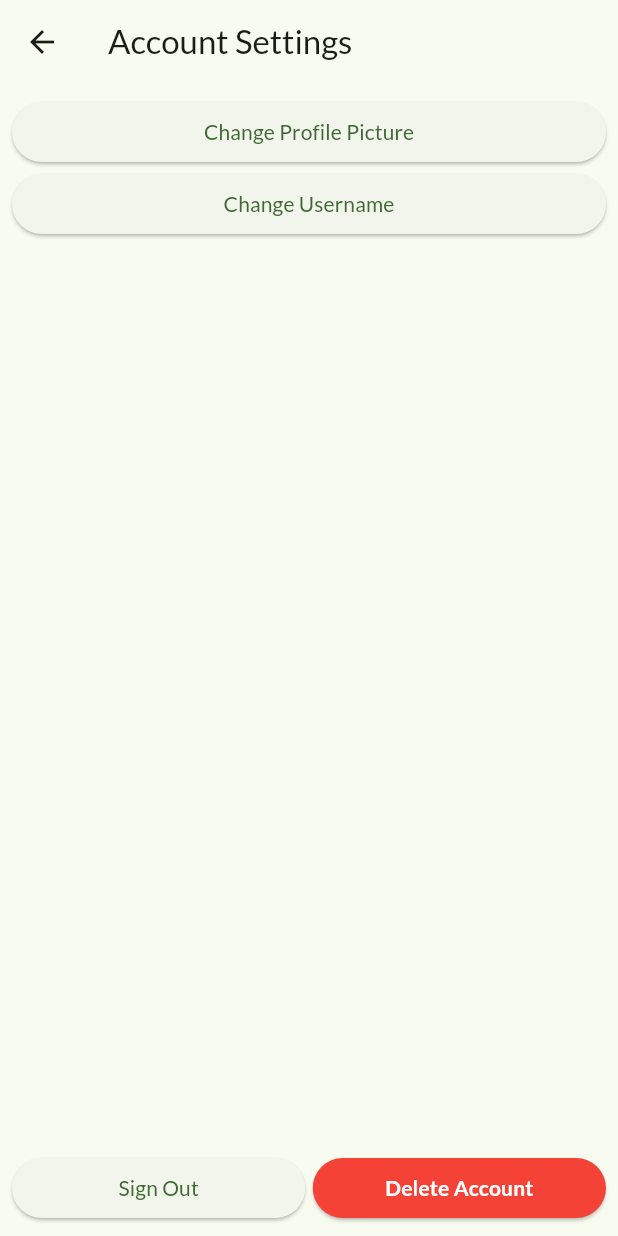
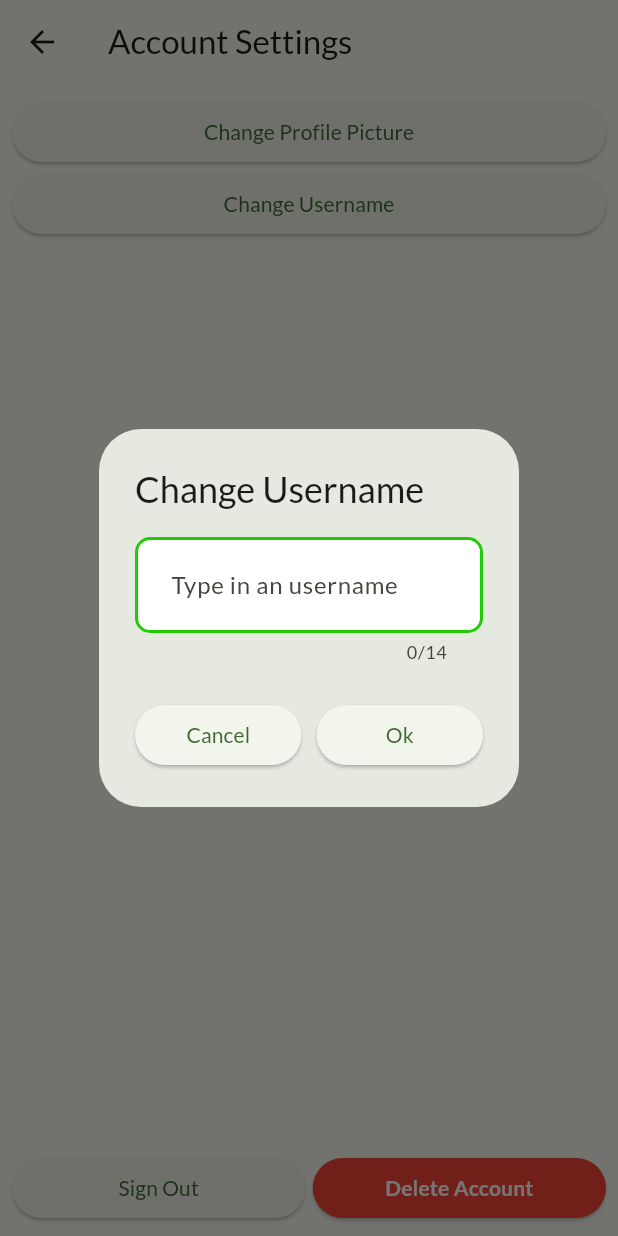
Before and after one commit to mrsrmn/cityvista, a Flutter app: the AccountSettings screen opened directly, after a tap on "Change Username", on a phone screen of 412 x 824 dp. Run offline on Flutter 3.47's test engine with Material 2 defaults, Android fonts, the phone set to English and light mode, and no system bars; our stand-ins replace bloc, cached_network_image, cloud_firestore, firebase_auth, firebase_core, firebase_storage and 11 more; missing offline and left inert: app_settings, country_dial_code, location_picker_flutter_map; accounts and stored records are empty; generated files the repository leaves out were written again; project files that could hold a hidden picture were left out.

Commit message:
do account settings and page stuff

```diff
--- a/lib/bloc/username/username_bloc.dart
+++ b/lib/bloc/username/username_bloc.dart
@@ -13,7 +13,7 @@ class UsernameBloc extends Bloc<UsernameEvent, UsernameState> {
 
   void setUsernameOfUser(SetUsernameOfUser event, Emitter emit) async {
     final userRef = FirebaseFirestore.instance.collection("users").doc(
-        FirebaseAuth.instance.currentUser!.phoneNumber!
+      FirebaseAuth.instance.currentUser!.phoneNumber!
     );
 
     emit(UsernameLoading());
--- a/lib/pages/main/add_place.dart
+++ b/lib/pages/main/add_place.dart
@@ -30,6 +30,7 @@ class _AddPlaceState extends State<AddPlace> {
   final TextEditingController descriptionController = TextEditingController();
   final String placeId = const Uuid().v1();
   final Reference storageRef = FirebaseStorage.instance.ref();
+  final String authorUid = FirebaseAuth.instance.currentUser!.uid;
 
   List<XFile> imagesList = [];
   String address = "";
@@ -190,7 +191,7 @@ class _AddPlaceState extends State<AddPlace> {
 
                   await Database().addPlace(CityPlace(
                     id: placeId,
-                    authorUid: FirebaseAuth.instance.currentUser!.uid,
+                    authorUid: authorUid,
                     name: nameController.text,
                     description: descriptionController.text,
                     geoPoint: geoPoint!,
@@ -311,7 +312,7 @@ class _AddPlaceState extends State<AddPlace> {
 
     if (imagesList.isNotEmpty) {
       for (var image in imagesList) {
-        Reference imageRef = storageRef.child("/places/$placeId/${image.name}");
+        Reference imageRef = storageRef.child("/places/$authorUid/$placeId/${image.name}");
         await imageRef.putFile(File(image.path));
 
         imagesUrlList.add(await imageRef.getDownloadURL());
--- /dev/null
+++ b/lib/widgets/home_screen/account_page/account_settings/change_username.dart
@@ -0,0 +1,109 @@
+import 'package:flutter/cupertino.dart';
+import 'package:flutter/material.dart';
+import 'package:flutter/services.dart';
+
+import 'package:cityvista/bloc/username/username_bloc.dart';
+import 'package:cityvista/other/utils.dart';
+import 'package:cityvista/widgets/custom_text_field.dart';
+import 'package:cityvista/injection_container.dart';
+
+import 'package:flutter_bloc/flutter_bloc.dart';
+
+class ChangeUsername extends StatelessWidget {
+  final TextEditingController controller = TextEditingController();
+  final UsernameBloc bloc = sl<UsernameBloc>();
+  final Widget initialChild = const Text("Ok");
+
+  ChangeUsername({super.key});
+
+  @override
+  Widget build(BuildContext context) {
+    return StatefulBuilder(
+      builder: (context, StateSetter setState) {
+        bool enabled = true;
+
+        return SizedBox(
+          width: double.infinity,
+          child: ElevatedButton(
+            onPressed: () {
+              HapticFeedback.lightImpact();
+
+              showDialog(
+                context: context,
+                builder: (BuildContext context) {
+                  Widget usernameButtonChild = BlocBuilder(
+                    bloc: bloc,
+                    builder: (BuildContext context, state) {
+                      if (state is UsernameLoading) {
+                        enabled = false;
+                        return const CupertinoActivityIndicator(color: Colors.black);
+                      } else if (state is UsernameSetError) {
+                        Utils.alertPopup(
+                          false,
+                          "We couldn't change your username.\n${state.message}"
+                        );
+                        enabled = true;
+                        return initialChild;
+                      } else if (state is UsernameSetSuccess) {
+                        Navigator.pop(context);
+                        WidgetsBinding.instance.addPostFrameCallback((_) {
+                          Utils.alertPopup(
+                            true,
+                            "Your username has been changed to ${controller.text}"
+                          );
+                        });
+
+                        return initialChild;
+                      }
+
+                      return initialChild;
+                    },
+                  );
+
+                  return AlertDialog(
+                    title: const Text("Change Username"),
+                    content: CustomTextField(
+                      hintText: "Type in an username",
+                      controller: controller,
+                      keyboardType: TextInputType.text,
+                      maxLength: 14,
+                    ),
+                    actions: [
+                      Flex(
+                        direction: Axis.horizontal,
+                        children: [
+                          Expanded(
+                            child: ElevatedButton(
+                              onPressed: () {
+                                HapticFeedback.lightImpact();
+                                Navigator.pop(context);
+                              },
+                              child: const Text("Cancel"),
+                            ),
+                          ),
+                          const SizedBox(width: 10),
+                          Expanded(
+                            child: ElevatedButton(
+                              onPressed: () {
+                                if (enabled) {
+                                  HapticFeedback.lightImpact();
+                                  bloc.add(SetUsernameOfUser(username: controller.text));
+                                }
+                              },
+                              child: usernameButtonChild,
+                            ),
+                          )
+                        ],
+                      )
+                    ],
+                  );
+                }
+              );
+            },
+            child: const Text("Change Username"),
+          ),
+        );
+      }
+    );
+  }
+}
--- a/pubspec.yaml
+++ b/pubspec.yaml
@@ -57,6 +57,7 @@ dependencies:
   flutter_rating_bar: ^4.0.1
   intl: ^0.18.1
   uuid: ^3.0.7
+  image_cropper: ^5.0.0
 
 dev_dependencies:
   flutter_test:
```
Also changed, not shown: lib/pages/main/account_page/account_page.dart (+7 -2 lines), lib/pages/main/account_page/account_settings.dart (+8 -147 lines), lib/widgets/home_screen/account_page/account_settings/change_pfp.dart (added, +224 -0 lines), lib/widgets/home_screen/account_page/account_settings/sign_out.dart (added, +71 -0 lines), pubspec.lock, 1 other file.
